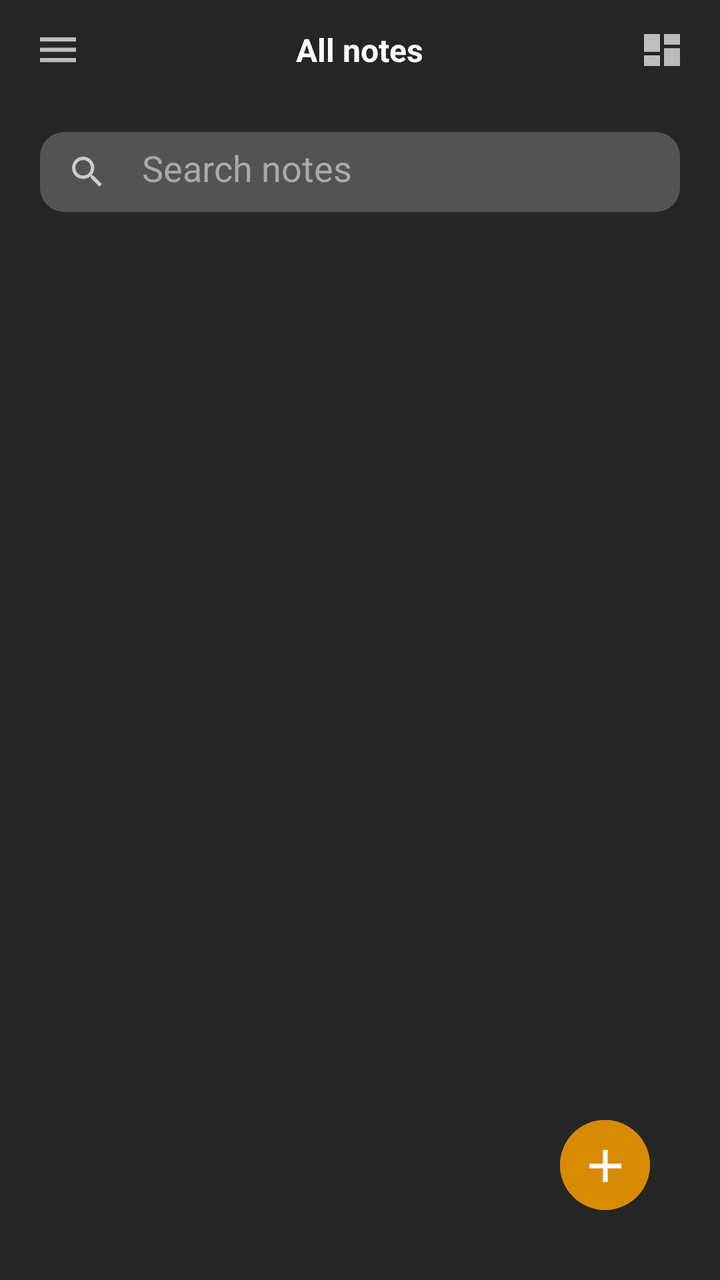
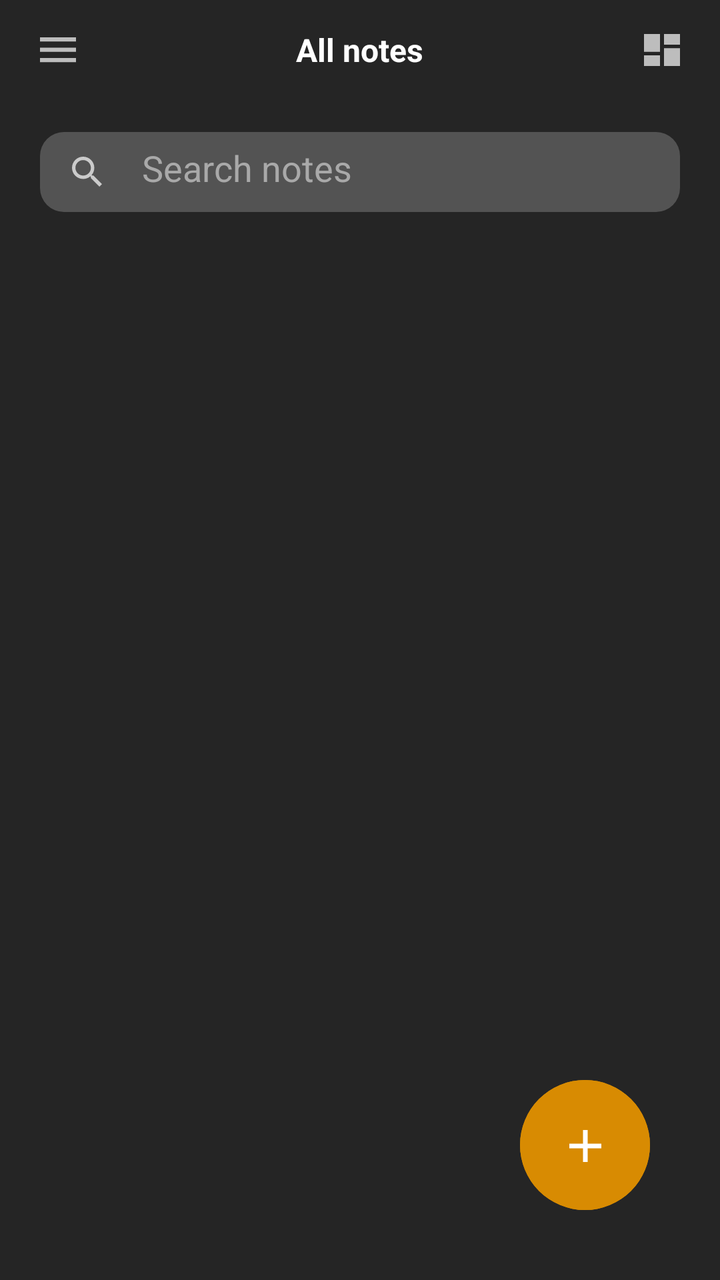

Before-and-after screenshots of an Android layout around one commit, followed by the original layout XML and the change that was made.
<!-- AndroidManifest.xml: application theme Theme.Notes -->
<!-- res/layout/fragment_main.xml -->
<?xml version="1.0" encoding="utf-8"?>
<FrameLayout xmlns:android="http://schemas.android.com/apk/res/android"
    xmlns:app="http://schemas.android.com/apk/res-auto"
    xmlns:tools="http://schemas.android.com/tools"
    android:layout_width="match_parent"
    android:layout_height="match_parent"
    android:background="@color/dark_gray"
    tools:context=".ui.main.MainFragment">

    <FrameLayout
        android:layout_width="match_parent"
        android:layout_height="50dp"
        android:paddingHorizontal="20dp">

        <ImageView
            android:id="@+id/btnMenu"
            android:layout_width="18dp"
            android:layout_height="18dp"
            android:layout_gravity="center_vertical|start"
            android:src="@drawable/img_menu" />

        <TextView
            android:layout_width="wrap_content"
            android:layout_height="wrap_content"
            android:layout_gravity="center"
            android:text="@string/all_notes"
            android:textColor="@color/white"
            android:textSize="16sp"
            android:textStyle="bold" />

        <ImageView
            android:id="@+id/btnShape"
            android:layout_width="18dp"
            android:layout_height="18dp"
            android:layout_gravity="center_vertical|end"
            android:src="@drawable/img_view_grid" />

    </FrameLayout>

    <EditText
        android:id="@+id/ed_search"
        android:layout_width="match_parent"
        android:layout_height="40dp"
        android:layout_marginHorizontal="20dp"
        android:layout_marginTop="66dp"
        android:background="@drawable/bg_search_box"
        android:drawableStart="@drawable/img_search"
        android:drawablePadding="20dp"
        android:hint="@string/search_notes"
        android:paddingHorizontal="16dp"
        android:paddingVertical="10dp"
        android:textColor="@color/white"
        android:textColorHint="@color/gray1" />

    <androidx.recyclerview.widget.RecyclerView
        android:id="@+id/rvNotesList"
        android:layout_width="match_parent"
        android:layout_height="match_parent"
        android:layout_marginHorizontal="20dp"
        android:layout_marginTop="118dp"
        app:layoutManager="androidx.recyclerview.widget.LinearLayoutManager"
        tools:listitem="@layout/item_note" />

    <com.google.android.material.button.MaterialButton
        android:id="@+id/btnAddNote"
        android:layout_width="45dp"
        android:layout_height="45dp"
        android:layout_gravity="bottom|end"
        android:layout_margin="35dp"
        android:backgroundTint="@color/orange"
        android:drawableTop="@drawable/img_plus"
        android:insetTop="0dp"
        android:insetBottom="0dp"
        android:padding="15dp" />

</FrameLayout>
<!-- res/layout/item_note.xml (included above) -->
<?xml version="1.0" encoding="utf-8"?>
<androidx.cardview.widget.CardView xmlns:android="http://schemas.android.com/apk/res/android"
    xmlns:app="http://schemas.android.com/apk/res-auto"
    android:layout_width="match_parent"
    android:layout_height="75dp"
    android:layout_marginBottom="8dp"
    app:cardCornerRadius="14dp">

    <androidx.cardview.widget.CardView
        android:id="@+id/box"
        android:layout_width="match_parent"
        android:layout_height="match_parent">

        <LinearLayout
            android:layout_width="match_parent"
            android:layout_height="match_parent"
            android:backgroundTint="@color/light_gray"
            android:orientation="vertical"
            android:padding="12dp">

            <TextView
                android:id="@+id/tvTitle"
                android:layout_width="wrap_content"
                android:layout_height="wrap_content"
                android:text="@string/title"
                android:textColor="@color/black"
                android:textSize="12sp"
                android:textStyle="bold" />

            <TextView
                android:id="@+id/tvText"
                android:layout_width="wrap_content"
                android:layout_height="wrap_content"
                android:layout_marginTop="2dp"
                android:text="@string/title"
                android:textColor="@color/black"
                android:textSize="10sp" />

            <TextView
                android:id="@+id/tvTime"
                android:layout_width="wrap_content"
                android:layout_height="wrap_content"
                android:layout_marginTop="4dp"
                android:text="@string/time"
                android:textColor="@color/black"
                android:textSize="8sp" />

        </LinearLayout>

    </androidx.cardview.widget.CardView>

</androidx.cardview.widget.CardView>
<!-- resources referenced by this layout -->
<resources>
  <color name="black">#FF000000</color>
  <color name="dark_gray">#252525</color>
  <color name="gray1">#A9A9A9</color>
  <color name="light_gray">#CFCFCF</color>
  <color name="orange">#D88B02</color>
  <color name="white">#FFFFFFFF</color>
  <!-- drawable bg_search_box (drawable) -->
  <?xml version="1.0" encoding="utf-8"?>
  <shape xmlns:android="http://schemas.android.com/apk/res/android">
      <corners android:radius="12dp"/>
      <solid android:color="@color/gray"/>
  </shape>
  <!-- drawable img_menu (drawable) -->
  <vector xmlns:android="http://schemas.android.com/apk/res/android"
      android:width="18dp"
      android:height="13dp"
      android:viewportWidth="18"
      android:viewportHeight="13">
    <path
        android:pathData="M0,0H18V2.091H0V0ZM0,7.246V5.204H18V7.246H0ZM0,12.45V10.359H18V12.45H0Z"
        android:fillColor="#ffffff"
        android:fillAlpha="0.7"/>
  </vector>
  <!-- drawable img_plus (drawable) -->
  <vector xmlns:android="http://schemas.android.com/apk/res/android"
      android:width="16dp"
      android:height="16dp"
      android:viewportWidth="16"
      android:viewportHeight="16">
    <path
        android:pathData="M16,9.143H9.143V16H6.857V9.143H0V6.857H6.857V0H9.143V6.857H16V9.143Z"
        android:fillColor="#ffffff"
        android:fillType="evenOdd"/>
  </vector>
  <!-- drawable img_search (drawable) -->
  <vector xmlns:android="http://schemas.android.com/apk/res/android"
      android:width="15dp"
      android:height="15dp"
      android:viewportWidth="15"
      android:viewportHeight="15">
    <path
        android:pathData="M10.72,9.434H10.043L9.803,9.202C10.643,8.225 11.149,6.955 11.149,5.575C11.149,2.496 8.654,0 5.575,0C2.496,0 0,2.496 0,5.575C0,8.654 2.496,11.149 5.575,11.149C6.955,11.149 8.225,10.643 9.202,9.803L9.434,10.043V10.72L13.722,15L15,13.722L10.72,9.434ZM5.575,9.434C3.439,9.434 1.715,7.71 1.715,5.575C1.715,3.439 3.439,1.715 5.575,1.715C7.71,1.715 9.434,3.439 9.434,5.575C9.434,7.71 7.71,9.434 5.575,9.434Z"
        android:fillColor="#ffffff"
        android:fillAlpha="0.7"
        android:fillType="evenOdd"/>
  </vector>
  <!-- drawable img_view_grid (drawable) -->
  <vector xmlns:android="http://schemas.android.com/apk/res/android"
      android:width="18dp"
      android:height="16dp"
      android:viewportWidth="18"
      android:viewportHeight="16">
    <path
        android:pathData="M0,8.889H8V0H0V8.889ZM0,16H8V10.667H0V16ZM10,16H18V7.111H10V16ZM10,0V5.333H18V0H10Z"
        android:fillColor="#ffffff"
        android:fillAlpha="0.7"
        android:fillType="evenOdd"/>
  </vector>
  <string name="all_notes">All notes</string>
  <string name="search_notes">Search notes</string>
  <string name="time">time</string>
  <string name="title">Title</string>
  <style name="Theme.Notes" parent="Base.Theme.Notes" />
  <color name="gray">#535353</color>
  <style name="Base.Theme.Notes" parent="Theme.Material3.DayNight.NoActionBar">
          
          
      </style>
</resources>

<!-- the commit's change to res/layout/fragment_main.xml (unified diff, before → after) -->
@@ -56,31 +56,34 @@
         android:id="@+id/rvNotesList"
         android:layout_width="match_parent"
         android:layout_height="match_parent"
-        android:layout_marginHorizontal="20dp"
+        android:layout_marginHorizontal="15dp"
         android:layout_marginTop="118dp"
         app:layoutManager="androidx.recyclerview.widget.LinearLayoutManager"
         tools:listitem="@layout/item_note" />
 
     <com.google.android.material.button.MaterialButton
         android:id="@+id/btnAddNote"
-        android:layout_width="45dp"
-        android:layout_height="45dp"
+        android:layout_width="65dp"
+        android:layout_height="65dp"
         android:layout_gravity="bottom|end"
         android:layout_margin="35dp"
         android:backgroundTint="@color/orange"
         android:drawableTop="@drawable/img_plus"
         android:insetTop="0dp"
         android:insetBottom="0dp"
-        android:padding="15dp" />
+        android:padding="25dp" />
 
 </FrameLayout>
 <!-- res/layout/item_note.xml (included above) -->
 <?xml version="1.0" encoding="utf-8"?>
 <androidx.cardview.widget.CardView xmlns:android="http://schemas.android.com/apk/res/android"
     xmlns:app="http://schemas.android.com/apk/res-auto"
+    xmlns:tools="http://schemas.android.com/tools"
     android:layout_width="match_parent"
-    android:layout_height="75dp"
-    android:layout_marginBottom="8dp"
+    android:layout_height="100dp"
+    android:layout_marginHorizontal="5dp"
+    android:layout_marginTop="10dp"
+    android:foreground="?selectableItemBackgroundBorderless"
     app:cardCornerRadius="14dp">
 
     <androidx.cardview.widget.CardView
@@ -91,27 +94,28 @@
         <LinearLayout
             android:layout_width="match_parent"
             android:layout_height="match_parent"
-            android:backgroundTint="@color/light_gray"
             android:orientation="vertical"
-            android:padding="12dp">
+            android:padding="16dp">
 
             <TextView
                 android:id="@+id/tvTitle"
                 android:layout_width="wrap_content"
                 android:layout_height="wrap_content"
+                android:maxLines="1"
                 android:text="@string/title"
                 android:textColor="@color/black"
-                android:textSize="12sp"
+                android:textSize="18sp"
                 android:textStyle="bold" />
 
             <TextView
                 android:id="@+id/tvText"
                 android:layout_width="wrap_content"
                 android:layout_height="wrap_content"
-                android:layout_marginTop="2dp"
+                android:layout_marginTop="4dp"
+                android:maxLines="1"
                 android:text="@string/title"
                 android:textColor="@color/black"
-                android:textSize="10sp" />
+                android:textSize="14sp" />
 
             <TextView
                 android:id="@+id/tvTime"
@@ -120,7 +124,7 @@
                 android:layout_marginTop="4dp"
                 android:text="@string/time"
                 android:textColor="@color/black"
-                android:textSize="8sp" />
+                android:textSize="12sp" />
 
         </LinearLayout>
 
<!-- resource entries referenced after the edit -->
@@ -3,7 +3,6 @@
   <color name="black">#FF000000</color>
   <color name="dark_gray">#252525</color>
   <color name="gray1">#A9A9A9</color>
-  <color name="light_gray">#CFCFCF</color>
   <color name="orange">#D88B02</color>
   <color name="white">#FFFFFFFF</color>
   <!-- drawable bg_search_box (drawable) -->
